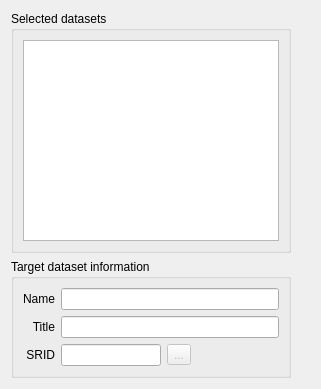
Qt form src/terralib/qt/widgets/exchanger/ui/DataSetOptionsWizardPageForm.ui (claudiobogossian/terralib5) before a commit.
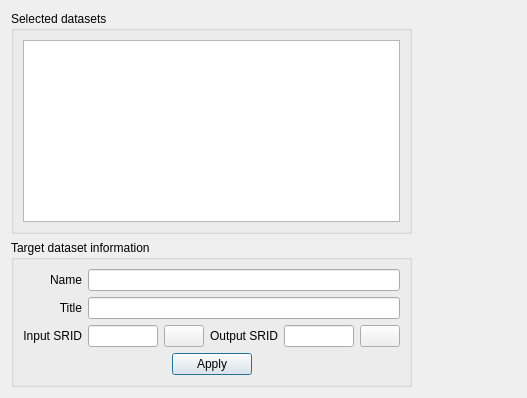
The same form after that commit.

Commit message: created new attribute converter to associate/convert geometries. The attribute m_srid from DataSetAdapter has been removed. For geometries reprojection its now necessary to use this converter. All components were adapted for this new method.

Diff of the .ui file:
```diff
--- a/src/terralib/qt/widgets/exchanger/ui/DataSetOptionsWizardPageForm.ui
+++ b/src/terralib/qt/widgets/exchanger/ui/DataSetOptionsWizardPageForm.ui
@@ -6,8 +6,8 @@
    <rect>
     <x>0</x>
     <y>0</y>
-    <width>321</width>
-    <height>389</height>
+    <width>527</width>
+    <height>398</height>
    </rect>
   </property>
   <property name="focusPolicy">
@@ -22,11 +22,19 @@
   <property name="subTitle">
    <string>You can provide more information on how the datasets will be transferred and mapped to the target data source</string>
   </property>
-  <layout class="QGridLayout" name="gridLayout_8">
+  <layout class="QGridLayout" name="gridLayout_9">
    <item row="0" column="0">
     <layout class="QGridLayout" name="gridLayout_7">
      <item row="0" column="0">
+      <layout class="QGridLayout" name="gridLayout_5">
+       <item row="0" column="0">
       <widget class="QGroupBox" name="groupBox_2">
+         <property name="sizePolicy">
+          <sizepolicy hsizetype="Preferred" vsizetype="Expanding">
+           <horstretch>0</horstretch>
+           <verstretch>0</verstretch>
+          </sizepolicy>
+         </property>
        <property name="title">
         <string>Selected datasets</string>
        </property>
@@ -41,22 +49,18 @@
        </layout>
       </widget>
      </item>
-     <item row="0" column="1">
-      <widget class="QWidget" name="m_dataSetWidget" native="true">
-       <property name="sizePolicy">
-        <sizepolicy hsizetype="MinimumExpanding" vsizetype="Preferred">
-         <horstretch>0</horstretch>
-         <verstretch>0</verstretch>
-        </sizepolicy>
-       </property>
-      </widget>
-     </item>
      <item row="1" column="0">
       <widget class="QGroupBox" name="groupBox">
+         <property name="sizePolicy">
+          <sizepolicy hsizetype="Preferred" vsizetype="Fixed">
+           <horstretch>0</horstretch>
+           <verstretch>0</verstretch>
+          </sizepolicy>
+         </property>
        <property name="title">
         <string>Target dataset information</string>
        </property>
-       <layout class="QGridLayout" name="gridLayout_5">
+         <layout class="QGridLayout" name="gridLayout_10">
         <item row="0" column="0">
          <layout class="QGridLayout" name="gridLayout_4">
           <item row="0" column="0">
@@ -71,6 +75,16 @@
               </property>
              </widget>
             </item>
+              <item row="0" column="1">
+               <widget class="QLineEdit" name="m_datasetNameLineEdit">
+                <property name="minimumSize">
+                 <size>
+                  <width>210</width>
+                  <height>0</height>
+                 </size>
+                </property>
+               </widget>
+              </item>
             <item row="1" column="0">
              <widget class="QLabel" name="label_4">
               <property name="text">
@@ -81,31 +95,7 @@
               </property>
              </widget>
             </item>
-            <item row="2" column="0">
-             <widget class="QLabel" name="label_8">
-              <property name="text">
-               <string>SRID</string>
-              </property>
-              <property name="alignment">
-               <set>Qt::AlignRight|Qt::AlignTrailing|Qt::AlignVCenter</set>
-              </property>
-             </widget>
-            </item>
-           </layout>
-          </item>
-          <item row="0" column="1">
-           <layout class="QGridLayout" name="gridLayout_3">
-            <item row="0" column="0">
-             <widget class="QLineEdit" name="m_datasetNameLineEdit">
-              <property name="minimumSize">
-               <size>
-                <width>210</width>
-                <height>0</height>
-               </size>
-              </property>
-             </widget>
-            </item>
-            <item row="1" column="0">
+              <item row="1" column="1">
              <widget class="QLineEdit" name="m_datasetTitleLineEdit">
               <property name="minimumSize">
                <size>
@@ -116,31 +106,60 @@
              </widget>
             </item>
             <item row="2" column="0">
+               <widget class="QLabel" name="label_8">
+                <property name="text">
+                 <string>Input SRID</string>
+                </property>
+                <property name="alignment">
+                 <set>Qt::AlignRight|Qt::AlignTrailing|Qt::AlignVCenter</set>
+                </property>
+               </widget>
+              </item>
+              <item row="2" column="1">
              <layout class="QGridLayout" name="gridLayout">
               <item row="0" column="0">
                <widget class="QLineEdit" name="m_sridLineEdit">
                 <property name="maximumSize">
                  <size>
-                  <width>100</width>
+                    <width>70</width>
                   <height>16777215</height>
                  </size>
                 </property>
                </widget>
               </item>
               <item row="0" column="1">
-               <widget class="QToolButton" name="m_sridSearchToolButton">
-                <property name="enabled">
-                 <bool>false</bool>
-                </property>
-                <property name="toolTip">
-                 <string>Select a Spatial Reference System</string>
-                </property>
-                <property name="text">
-                 <string>...</string>
-                </property>
-               </widget>
+                 <widget class="QPushButton" name="m_sridInputPushButton"/>
               </item>
               <item row="0" column="2">
+                 <widget class="QLabel" name="label_9">
+                  <property name="text">
+                   <string>Output SRID</string>
+                  </property>
+                  <property name="alignment">
+                   <set>Qt::AlignRight|Qt::AlignTrailing|Qt::AlignVCenter</set>
+                  </property>
+                 </widget>
+                </item>
+                <item row="0" column="3">
+                 <widget class="QLineEdit" name="m_sridOutputLineEdit">
+                  <property name="maximumSize">
+                   <size>
+                    <width>70</width>
+                    <height>16777215</height>
+                   </size>
+                  </property>
+                 </widget>
+                </item>
+                <item row="0" column="4">
+                 <widget class="QPushButton" name="m_sridOutputPushButton"/>
+                </item>
+               </layout>
+              </item>
+             </layout>
+            </item>
+            <item row="1" column="0">
+             <layout class="QGridLayout" name="gridLayout_3">
+              <item row="0" column="0">
                <spacer name="horizontalSpacer_2">
                 <property name="orientation">
                  <enum>Qt::Horizontal</enum>
@@ -153,16 +172,54 @@
                 </property>
                </spacer>
               </item>
+              <item row="0" column="1">
+               <widget class="QPushButton" name="m_applyPushButton">
+                <property name="text">
+                 <string>Apply</string>
+                </property>
+                <property name="autoDefault">
+                 <bool>true</bool>
+                </property>
+                <property name="default">
+                 <bool>true</bool>
+                </property>
+               </widget>
+              </item>
+              <item row="0" column="2">
+               <spacer name="horizontalSpacer">
+                <property name="orientation">
+                 <enum>Qt::Horizontal</enum>
+                </property>
+                <property name="sizeHint" stdset="0">
+                 <size>
+                  <width>40</width>
+                  <height>20</height>
+                 </size>
+                </property>
+               </spacer>
+              </item>
              </layout>
             </item>
            </layout>
           </item>
          </layout>
-        </item>
-       </layout>
-      </widget>
-     </item>
-     <item row="1" column="1">
+        </widget>
+       </item>
+      </layout>
+     </item>
+     <item row="0" column="1">
+      <layout class="QGridLayout" name="gridLayout_8">
+       <item row="0" column="0">
+        <widget class="QWidget" name="m_dataSetWidget" native="true">
+         <property name="sizePolicy">
+          <sizepolicy hsizetype="MinimumExpanding" vsizetype="Preferred">
+           <horstretch>0</horstretch>
+           <verstretch>0</verstretch>
+          </sizepolicy>
+         </property>
+        </widget>
+       </item>
+       <item row="1" column="0">
       <widget class="QWidget" name="m_constraintWidget" native="true">
        <property name="sizePolicy">
         <sizepolicy hsizetype="MinimumExpanding" vsizetype="Preferred">
@@ -175,6 +232,8 @@
     </layout>
    </item>
   </layout>
+   </item>
+  </layout>
  </widget>
  <tabstops>
   <tabstop>m_selectedDatasetListWidget</tabstop>
```
Left out of the diff: 5 changed lines with no effect on the pictures. Lines whose indentation alone changed are shown as unchanged. The commit also changes 15 other files.
